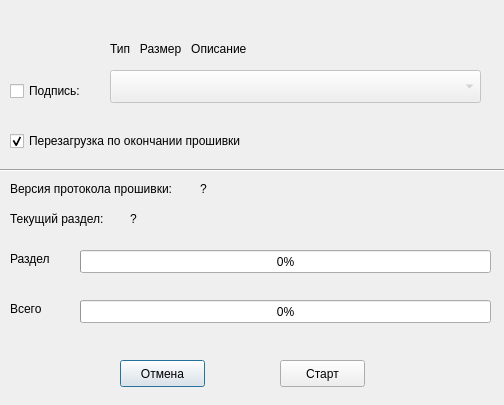
The window that flasher.ui (forth32/qhuaweiflash) describes before a commit, drawn with Qt 5.
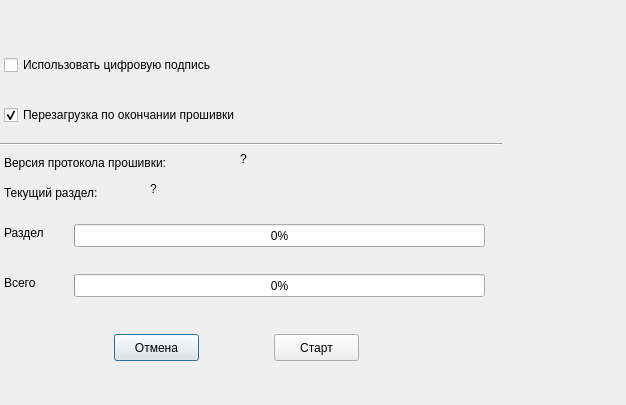
The same window after the commit.

Commit message: Добавлен автодетект цифровой подписи и вывод информации о ней Исправлена обработка размера полей заголовка раздела

What changed in the file:
```diff
--- a/flasher.ui
+++ b/flasher.ui
@@ -9,7 +9,7 @@
    <rect>
     <x>0</x>
     <y>0</y>
-    <width>504</width>
+    <width>626</width>
     <height>405</height>
    </rect>
   </property>
@@ -31,48 +31,22 @@
   <widget class="QCheckBox" name="dsign">
    <property name="geometry">
     <rect>
-     <x>10</x>
-     <y>80</y>
-     <width>87</width>
+     <x>4</x>
+     <y>54</y>
+     <width>301</width>
      <height>22</height>
     </rect>
    </property>
    <property name="text">
-    <string>Подпись:</string>
-   </property>
-  </widget>
-  <widget class="QComboBox" name="signlist">
-   <property name="enabled">
-    <bool>false</bool>
-   </property>
-   <property name="geometry">
-    <rect>
-     <x>110</x>
-     <y>70</y>
-     <width>371</width>
-     <height>33</height>
-    </rect>
-   </property>
-  </widget>
-  <widget class="QLabel" name="label">
-   <property name="geometry">
-    <rect>
-     <x>110</x>
-     <y>40</y>
-     <width>181</width>
-     <height>17</height>
-    </rect>
-   </property>
-   <property name="text">
-    <string>Тип   Размер   Описание</string>
+    <string>Использовать цифровую подпись</string>
    </property>
   </widget>
   <widget class="QCheckBox" name="rebootflag">
    <property name="geometry">
     <rect>
-     <x>10</x>
-     <y>130</y>
-     <width>271</width>
+     <x>4</x>
+     <y>104</y>
+     <width>331</width>
      <height>22</height>
     </rect>
    </property>
@@ -86,8 +60,8 @@
   <widget class="QPushButton" name="cancel">
    <property name="geometry">
     <rect>
-     <x>120</x>
-     <y>360</y>
+     <x>114</x>
+     <y>334</y>
      <width>85</width>
      <height>27</height>
     </rect>
@@ -99,8 +73,8 @@
   <widget class="QPushButton" name="start">
    <property name="geometry">
     <rect>
-     <x>280</x>
-     <y>360</y>
+     <x>274</x>
+     <y>334</y>
      <width>85</width>
      <height>27</height>
     </rect>
@@ -112,8 +86,8 @@
   <widget class="Line" name="line">
    <property name="geometry">
     <rect>
-     <x>-3</x>
-     <y>160</y>
+     <x>-9</x>
+     <y>134</y>
      <width>511</width>
      <height>20</height>
     </rect>
@@ -125,8 +99,8 @@
   <widget class="QProgressBar" name="partbar">
    <property name="geometry">
     <rect>
-     <x>80</x>
-     <y>250</y>
+     <x>74</x>
+     <y>224</y>
      <width>411</width>
      <height>23</height>
     </rect>
@@ -138,8 +112,8 @@
   <widget class="QProgressBar" name="totalbar">
    <property name="geometry">
     <rect>
-     <x>80</x>
-     <y>300</y>
+     <x>74</x>
+     <y>274</y>
      <width>411</width>
      <height>23</height>
     </rect>
@@ -151,8 +125,8 @@
   <widget class="QLabel" name="partname">
    <property name="geometry">
     <rect>
-     <x>10</x>
-     <y>250</y>
+     <x>4</x>
+     <y>224</y>
      <width>91</width>
      <height>17</height>
     </rect>
@@ -164,8 +138,8 @@
   <widget class="QLabel" name="label_3">
    <property name="geometry">
     <rect>
-     <x>10</x>
-     <y>300</y>
+     <x>4</x>
+     <y>274</y>
      <width>54</width>
      <height>17</height>
     </rect>
@@ -177,9 +151,9 @@
   <widget class="QLabel" name="label_2">
    <property name="geometry">
     <rect>
-     <x>10</x>
-     <y>180</y>
-     <width>181</width>
+     <x>4</x>
+     <y>154</y>
+     <width>221</width>
      <height>17</height>
     </rect>
    </property>
@@ -190,8 +164,8 @@
   <widget class="QLabel" name="pversion">
    <property name="geometry">
     <rect>
-     <x>200</x>
-     <y>180</y>
+     <x>240</x>
+     <y>150</y>
      <width>201</width>
      <height>17</height>
     </rect>
@@ -203,9 +177,9 @@
   <widget class="QLabel" name="label_5">
    <property name="geometry">
     <rect>
-     <x>10</x>
-     <y>210</y>
-     <width>111</width>
+     <x>4</x>
+     <y>184</y>
+     <width>131</width>
      <height>17</height>
     </rect>
    </property>
@@ -216,8 +190,8 @@
   <widget class="QLabel" name="cpart">
    <property name="geometry">
     <rect>
-     <x>130</x>
-     <y>210</y>
+     <x>150</x>
+     <y>180</y>
      <width>281</width>
      <height>17</height>
     </rect>
```
Left out of the diff: 16 changed lines with no effect on the pictures. The commit also changes 7 other files.
